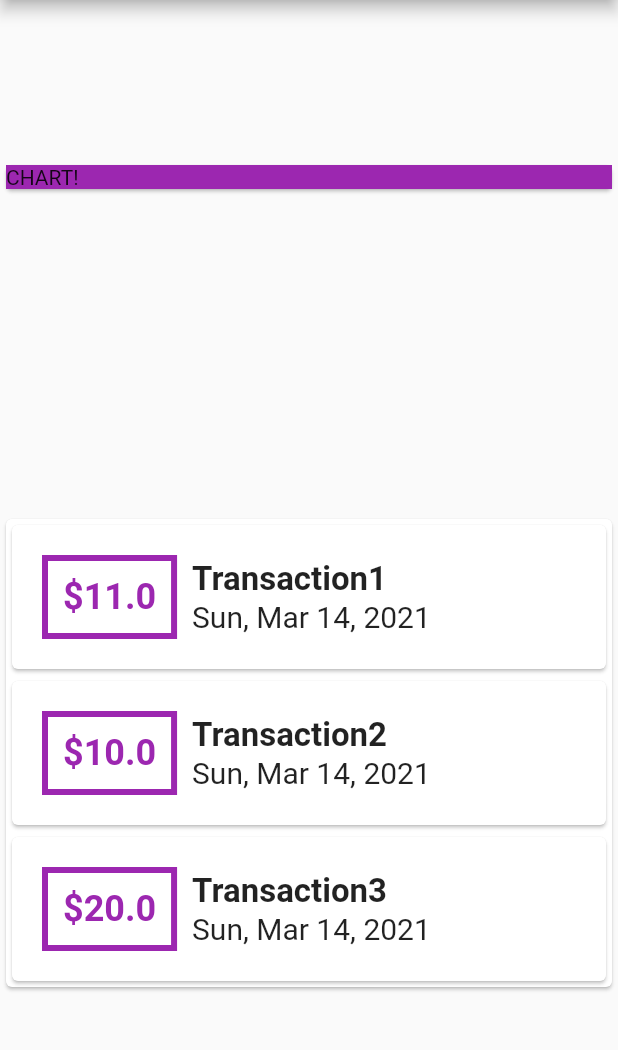
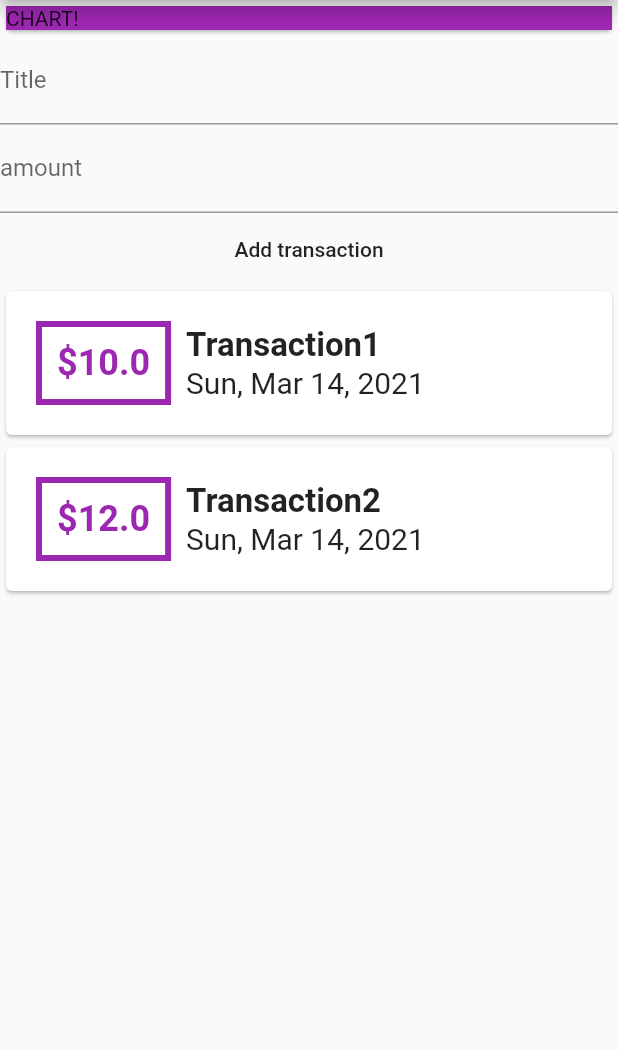
Before and after one commit to Yehia304/Flutter-apps, a Flutter app: the screen it shows after launch, on a phone screen of 412 x 824 dp, the part 84-1134 px from its top. Run offline on Flutter 3.47's test engine with Material 2 defaults, Android fonts, the phone set to English and light mode, and no system bars; missing offline and left inert: flutter_inappwebview.

```diff
--- a/expensesapp/lib/main.dart
+++ b/expensesapp/lib/main.dart
@@ -1,20 +1,22 @@
+import 'package:expensesapp/widgets/usertransactions.dart';
 import 'package:flutter/material.dart';
-import './transaction.dart';
+import 'models/transaction.dart';
 import 'package:intl/intl.dart';
+import './widgets/transaction_list.dart';
+import './widgets/new_transaction.dart';
+import './widgets/usertransactions.dart';
 
 void main() {
   runApp(MyApp());
 }
 
 class MyApp extends StatelessWidget {
-  final List<transaction> transactions = [
-    transaction(
-        id: 1, amount: 11.0, date: DateTime.now(), title: 'Transaction1'),
-    transaction(
-        id: 2, amount: 10.0, date: DateTime.now(), title: 'Transaction2'),
-    transaction(
-        id: 3, amount: 20.0, date: DateTime.now(), title: 'Transaction3'),
-  ];
+  // String inputtitle;
+  // double inputamount;
+
+  final titlecontroller = TextEditingController();
+  final amountcontroller = TextEditingController();
+  int id = 1;
 
   @override
   Widget build(BuildContext context) {
@@ -25,8 +27,9 @@ class MyApp extends StatelessWidget {
             centerTitle: true,
             backgroundColor: Colors.purple,
           ),
-          body: Column(
-            mainAxisAlignment: MainAxisAlignment.spaceAround,
+          body: SingleChildScrollView(
+            child: Column(
+              mainAxisAlignment: MainAxisAlignment.start,
               children: [
                 Card(
                   child: Container(
@@ -35,51 +38,9 @@ class MyApp extends StatelessWidget {
                     color: Colors.purple,
                   ),
                 ),
-              Card(
-                child: Column(
-                  children: transactions.map((tx) {
-                    return Card(
-                      child: Container(
-                          padding: EdgeInsets.all(10),
-                          child: Row(
-                            children: [
-                              Container(
-                                  margin: EdgeInsets.all(10),
-                                  decoration: BoxDecoration(
-                                      border: Border.all(
-                                          width: 4,
-                                          color: Colors.purple,
-                                          style: BorderStyle.solid)),
-                                  padding: EdgeInsets.all(10),
-                                  child: Text(
-                                    '\$${tx.amount}',
-                                    style: TextStyle(
-                                        color: Colors.purple,
-                                        fontSize: 24,
-                                        fontWeight: FontWeight.bold),
-                                  )),
-                              Column(
-                                crossAxisAlignment: CrossAxisAlignment.start,
-                                children: [
-                                  Text(
-                                    tx.title,
-                                    style: TextStyle(
-                                        fontSize: 22,
-                                        fontWeight: FontWeight.bold),
-                                  ),
-                                  Text(
-                                    DateFormat.yMMMEd().format(tx.date),
-                                    style: TextStyle(fontSize: 20),
-                                  ),
+                UserTransactions(),
               ],
             ),
-                            ],
-                          )),
-                    );
-                  }).toList(),
-                ),
-              ),
-            ],
           )),
     );
   }
--- /dev/null
+++ b/expensesapp/lib/models/transaction.dart
@@ -0,0 +1,14 @@
+import 'package:flutter/foundation.dart';
+
+class transaction {
+  int id;
+  String title;
+  DateTime date;
+  double amount;
+
+  transaction(
+      {@required this.id,
+      @required this.title,
+      @required this.date,
+      @required this.amount});
+}
--- /dev/null
+++ b/expensesapp/lib/widgets/new_transaction.dart
@@ -0,0 +1,37 @@
+import 'package:flutter/material.dart';
+
+class NewTransaction extends StatelessWidget {
+  final Function addTx;
+  final titlecontroller = TextEditingController();
+  final amountcontroller = TextEditingController();
+
+  NewTransaction(this.addTx);
+
+  @override
+  Widget build(BuildContext context) {
+    return Column(
+      children: [
+        TextField(
+          decoration: InputDecoration(labelText: 'Title'),
+          controller: titlecontroller,
+          onChanged: (val) {},
+        ),
+        TextField(
+          decoration: InputDecoration(labelText: 'amount'),
+          controller: amountcontroller,
+          onChanged: (val2) {
+            // inputamount = val2;
+          },
+        ),
+        FlatButton(
+            onPressed: () {
+              addTx(
+                double.parse(amountcontroller.text),
+                titlecontroller.text,
+              );
+            },
+            child: Text('Add transaction'))
+      ],
+    );
+  }
+}
--- /dev/null
+++ b/expensesapp/lib/widgets/transaction_list.dart
@@ -0,0 +1,54 @@
+import 'package:expensesapp/models/transaction.dart';
+import 'package:flutter/material.dart';
+import '../models/transaction.dart';
+import 'package:intl/intl.dart';
+
+class TransactionList extends StatelessWidget {
+  final List<transaction> transactions;
+
+  TransactionList(this.transactions);
+  @override
+  Widget build(BuildContext context) {
+    return Column(
+      children: transactions.map((tx) {
+        return Card(
+          child: Container(
+              padding: EdgeInsets.all(10),
+              child: Row(
+                children: [
+                  Container(
+                      margin: EdgeInsets.all(10),
+                      decoration: BoxDecoration(
+                          border: Border.all(
+                              width: 4,
+                              color: Colors.purple,
+                              style: BorderStyle.solid)),
+                      padding: EdgeInsets.all(10),
+                      child: Text(
+                        '\$${tx.amount}',
+                        style: TextStyle(
+                            color: Colors.purple,
+                            fontSize: 24,
+                            fontWeight: FontWeight.bold),
+                      )),
+                  Column(
+                    crossAxisAlignment: CrossAxisAlignment.start,
+                    children: [
+                      Text(
+                        tx.title,
+                        style: TextStyle(
+                            fontSize: 22, fontWeight: FontWeight.bold),
+                      ),
+                      Text(
+                        DateFormat.yMMMEd().format(tx.date),
+                        style: TextStyle(fontSize: 20),
+                      ),
+                    ],
+                  ),
+                ],
+              )),
+        );
+      }).toList(),
+    );
+  }
+}
--- /dev/null
+++ b/expensesapp/lib/widgets/usertransactions.dart
@@ -0,0 +1,41 @@
+import 'package:expensesapp/widgets/transaction_list.dart';
+import 'package:flutter/material.dart';
+import '../models/transaction.dart';
+import 'package:intl/intl.dart';
+import './new_transaction.dart';
+import './transaction_list.dart';
+
+class UserTransactions extends StatefulWidget {
+  @override
+  _UserTransactionsState createState() => _UserTransactionsState();
+}
+
+class _UserTransactionsState extends State<UserTransactions> {
+  int id = 2;
+
+  final List<transaction> transactions = [
+    transaction(
+        id: 1, title: 'Transaction1', date: DateTime.now(), amount: 10.0),
+    transaction(
+        id: 2, title: 'Transaction2', date: DateTime.now(), amount: 12.0)
+  ];
+
+  @override
+  void _addtransaction(double txAmount, String txTitle) {
+    final newTx = transaction(
+        id: id + 1, amount: txAmount, title: txTitle, date: DateTime.now());
+
+    setState(() {
+      transactions.add(newTx);
+    });
+  }
+
+  Widget build(BuildContext context) {
+    return Column(
+      children: [
+        NewTransaction(_addtransaction),
+        TransactionList(transactions)
+      ],
+    );
+  }
+}
```
Lines whose indentation alone changed are shown as unchanged.
